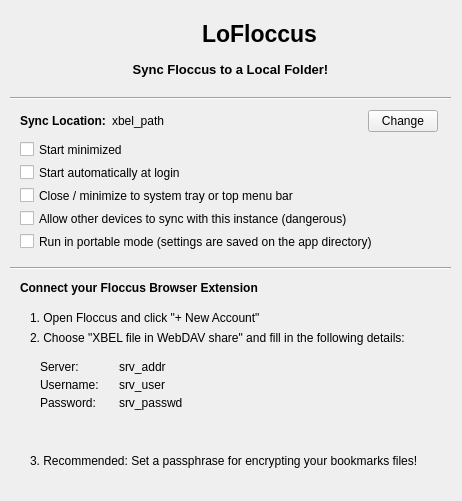
This is LoFloccus/lofloccus.ui in TCB13/LoFloccus as Qt 5 draws it before an edit. The edited form follows.
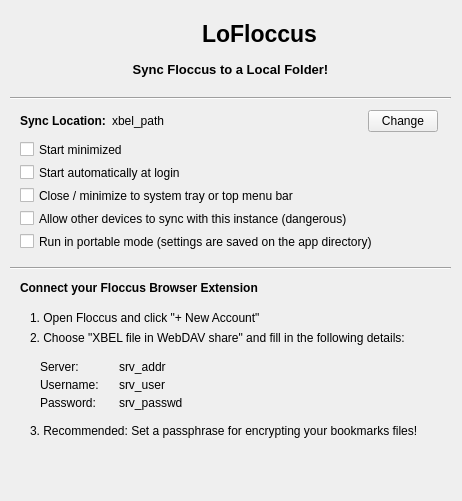
This is the edited form. Icons and pictures are not drawn.

Commit message: Tighten connect spacing

Diff of the .ui file:
```diff
--- a/LoFloccus/lofloccus.ui
+++ b/LoFloccus/lofloccus.ui
@@ -144,7 +144,7 @@
       <x>40</x>
       <y>360</y>
       <width>401</width>
-      <height>71</height>
+      <height>61</height>
      </rect>
     </property>
     <layout class="QFormLayout" name="_2">
@@ -463,7 +463,7 @@
     <property name="geometry">
      <rect>
       <x>30</x>
-      <y>450</y>
+      <y>420</y>
       <width>411</width>
       <height>21</height>
      </rect>
```
